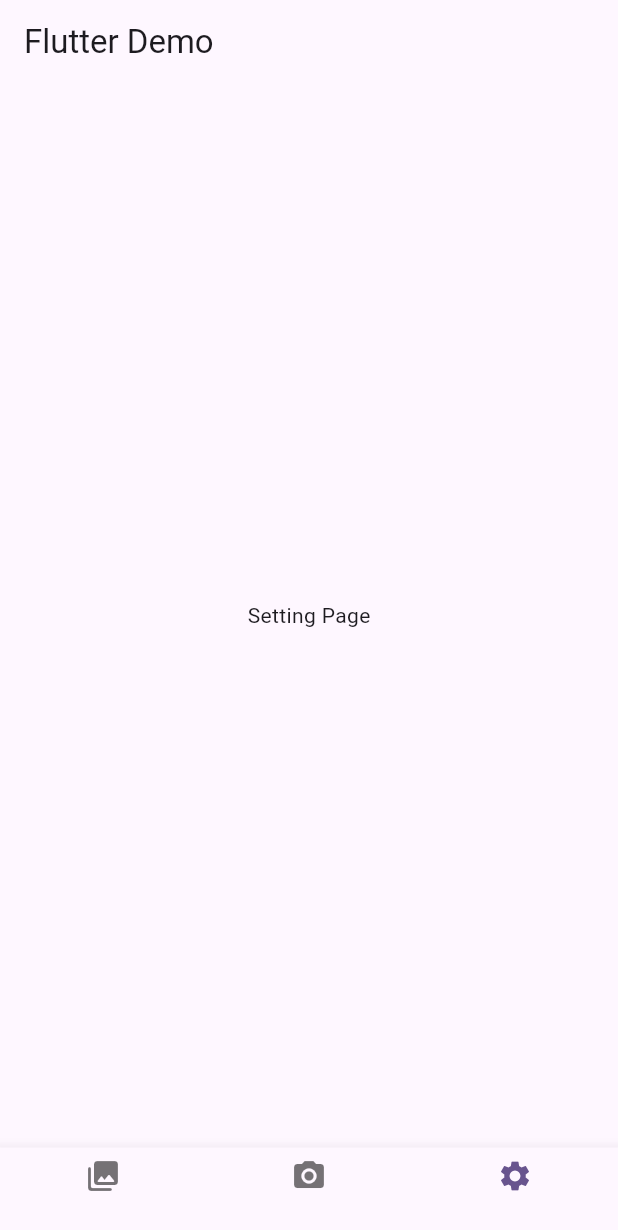
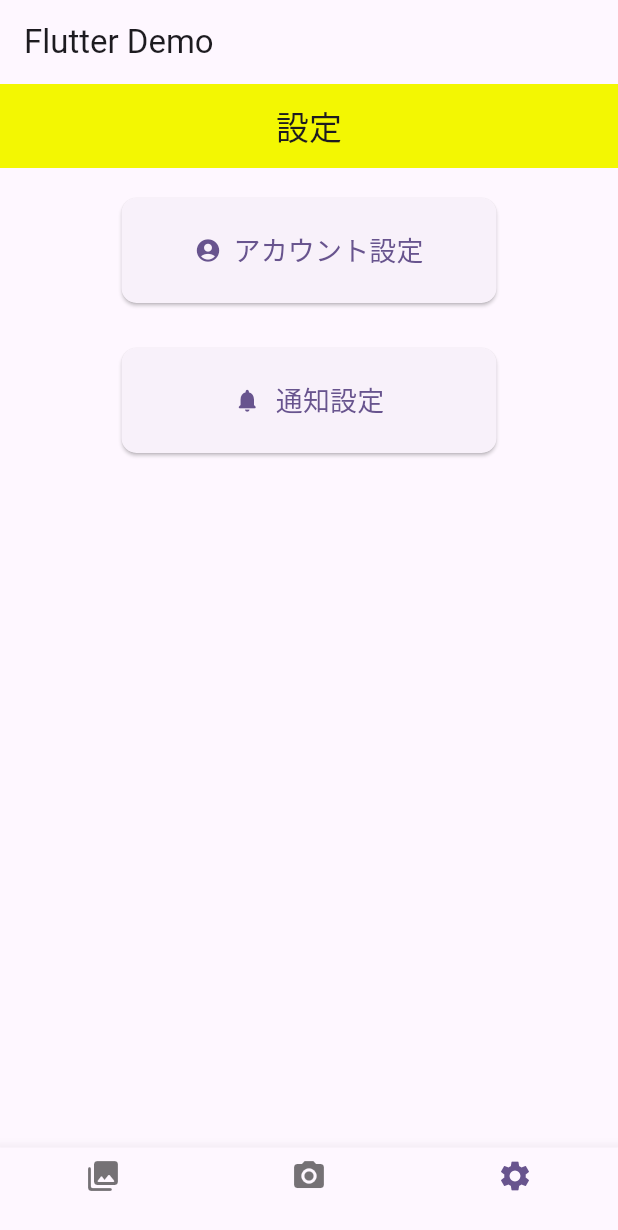
Before and after one commit to flutter-meal-app/meal-applicaion-2, a Flutter app: the screen it shows after launch, item 3 of the bottom bar chosen, on a phone screen of 412 x 824 dp. Shown: the top 1230 px of the screen. Run offline on Flutter 3.47's test engine with Material 3 defaults, Android fonts, the phone set to English and light mode, and no system bars.

Commit message:
アカウント設定ページ

```diff
--- a/lib/setting.dart
+++ b/lib/setting.dart
@@ -1,10 +1,80 @@
 import 'package:flutter/material.dart';
+import 'package:meal_app_2/account_page.dart';
 
 class SettingPage extends StatelessWidget {
   @override
   Widget build(BuildContext context) {
-    return Center(
-      child: Text('Setting Page'),
+    return Scaffold(
+      appBar: AppBar(
+        title: Text('設定'),
+        centerTitle: true,
+        backgroundColor: Color.fromARGB(255, 243, 247, 2),
+      ),
+      body: Column(
+        children: [
+          Align(
+            alignment: Alignment.center,
+            child: Container(
+              width: 250,
+              height: 70,
+              margin: EdgeInsets.all(20),
+              child: ElevatedButton(
+                  onPressed: () {
+                    Navigator.push(
+                      context,
+                      MaterialPageRoute(builder: (context) => AccountPage()),
+                    );
+                  },
+                  style: ElevatedButton.styleFrom(
+                    shape: RoundedRectangleBorder(
+                      borderRadius: BorderRadius.circular(10),
+                    ),
+                  ),
+                  child: Row(
+                    mainAxisSize: MainAxisSize.min,
+                    children: [
+                      Icon(Icons.account_circle),
+                      SizedBox(width: 8),
+                      Text(
+                        'アカウント設定',
+                        style: TextStyle(
+                          fontSize: 18,
+                        ),
+                      ),
+                    ],
+                  )),
+            ),
+          ),
+          Align(
+            alignment: Alignment.center,
+            child: Container(
+              width: 250,
+              height: 70,
+              margin: EdgeInsets.all(10),
+              child: ElevatedButton(
+                  onPressed: () {},
+                  style: ElevatedButton.styleFrom(
+                    shape: RoundedRectangleBorder(
+                      borderRadius: BorderRadius.circular(10),
+                    ),
+                  ),
+                  child: Row(
+                    mainAxisSize: MainAxisSize.min,
+                    children: [
+                      Icon(Icons.notifications_rounded),
+                      SizedBox(width: 10),
+                      Text(
+                        '通知設定',
+                        style: TextStyle(
+                          fontSize: 18,
+                        ),
+                      ),
+                    ],
+                  )),
+            ),
+          ),
+        ],
+      ),
     );
   }
 }
```
